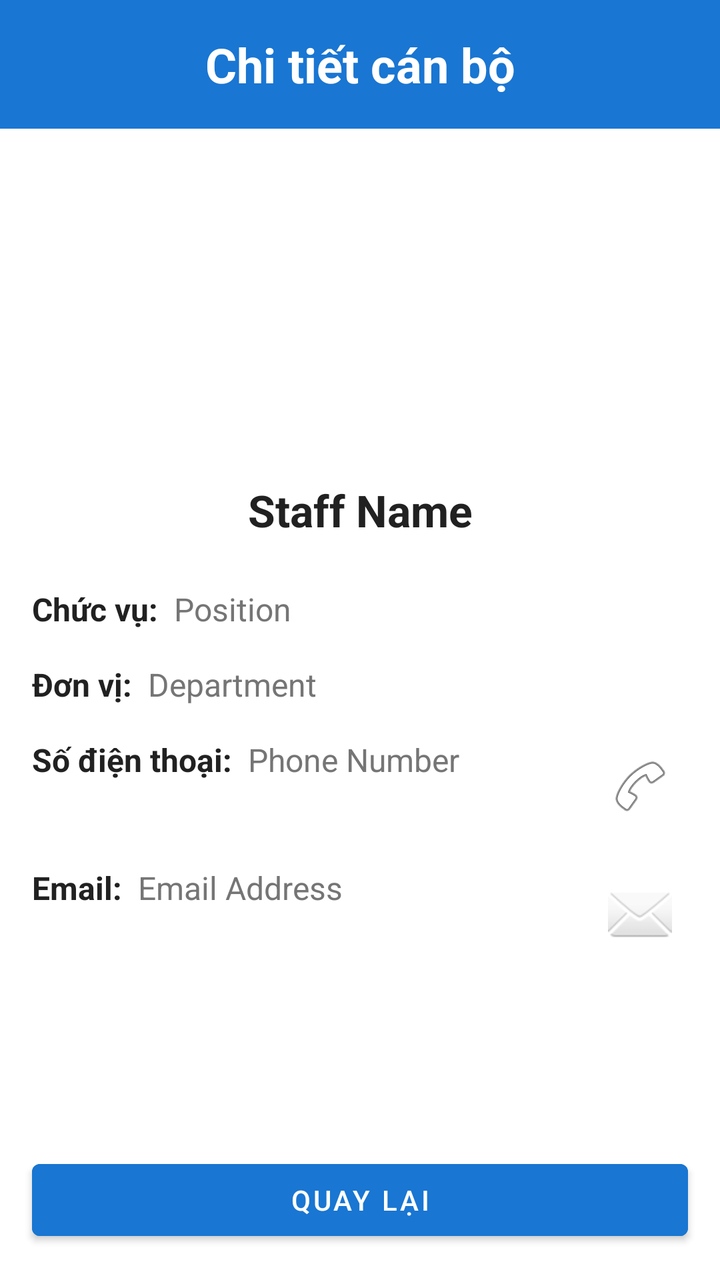
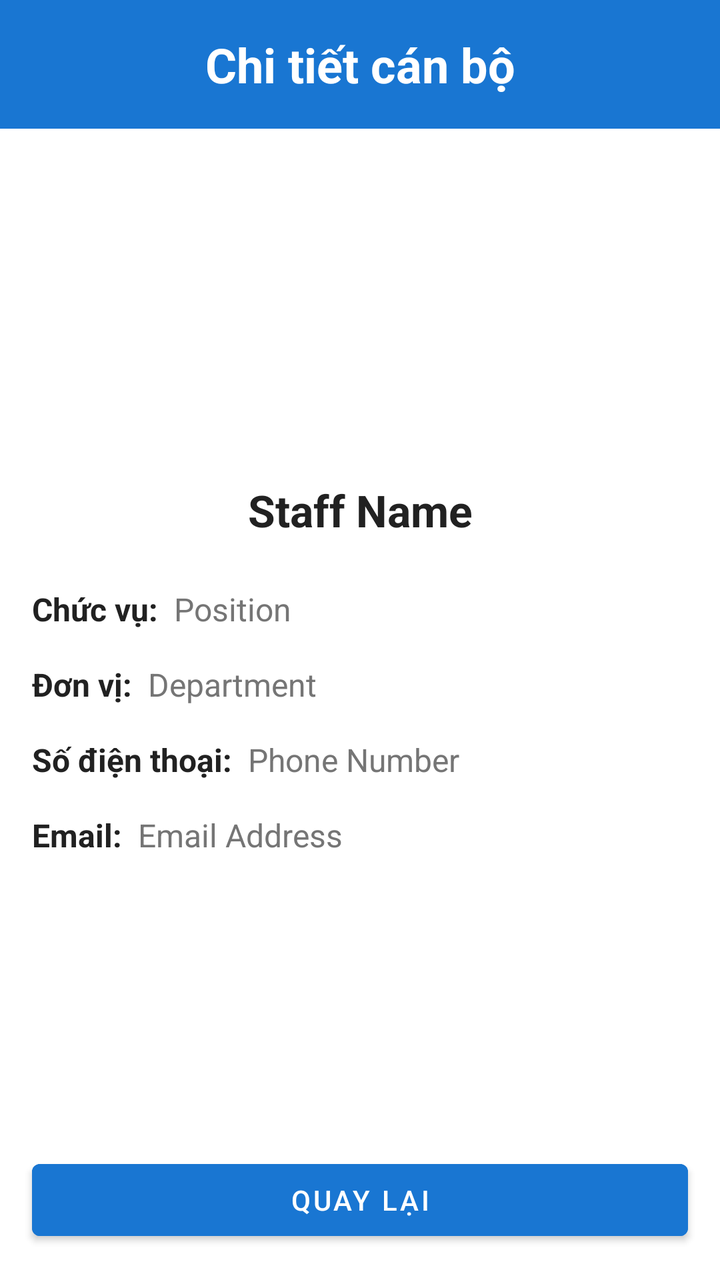

Two renders of the same Android screen: before a commit and after it. Below are the layout's source before the change and the commit's diff.
<!-- AndroidManifest.xml: application theme Theme.TLUContact -->
<!-- res/layout/activity_staff_detail.xml -->
<?xml version="1.0" encoding="utf-8"?>
<LinearLayout xmlns:android="http://schemas.android.com/apk/res/android"
    xmlns:app="http://schemas.android.com/apk/res-auto"
    android:layout_width="match_parent"
    android:layout_height="match_parent"
    android:orientation="vertical">

    <TextView
        android:layout_width="match_parent"
        android:layout_height="wrap_content"
        android:text="Chi tiết cán bộ"
        android:textSize="24sp"
        android:textStyle="bold"
        android:gravity="center"
        android:padding="16dp"
        android:background="@color/primary"
        android:textColor="@android:color/white"/>

    <ScrollView
        android:layout_width="match_parent"
        android:layout_height="0dp"
        android:layout_weight="1">

        <LinearLayout
            android:layout_width="match_parent"
            android:layout_height="wrap_content"
            android:orientation="vertical"
            android:padding="16dp">

            <ImageView
                android:id="@+id/detailImageView"
                android:layout_width="120dp"
                android:layout_height="120dp"
                android:layout_gravity="center_horizontal"
                android:layout_marginTop="16dp"
                android:layout_marginBottom="24dp"
                />

            <TextView
                android:id="@+id/detailNameTextView"
                android:layout_width="match_parent"
                android:layout_height="wrap_content"
                android:text="Staff Name"
                android:textSize="22sp"
                android:textStyle="bold"
                android:textColor="@color/text_primary"
                android:gravity="center"
                android:layout_marginBottom="24dp"/>

            <LinearLayout
                android:layout_width="match_parent"
                android:layout_height="wrap_content"
                android:orientation="horizontal"
                android:layout_marginBottom="16dp">

                <TextView
                    android:layout_width="wrap_content"
                    android:layout_height="wrap_content"
                    android:text="Chức vụ:"
                    android:textSize="16sp"
                    android:textStyle="bold"
                    android:textColor="@color/text_primary"/>

                <TextView
                    android:id="@+id/detailPositionTextView"
                    android:layout_width="match_parent"
                    android:layout_height="wrap_content"
                    android:text="Position"
                    android:textSize="16sp"
                    android:textColor="@color/text_secondary"
                    android:layout_marginStart="8dp"/>
            </LinearLayout>

            <LinearLayout
                android:layout_width="match_parent"
                android:layout_height="wrap_content"
                android:orientation="horizontal"
                android:layout_marginBottom="16dp">

                <TextView
                    android:layout_width="wrap_content"
                    android:layout_height="wrap_content"
                    android:text="Đơn vị:"
                    android:textSize="16sp"
                    android:textStyle="bold"
                    android:textColor="@color/text_primary"/>

                <TextView
                    android:id="@+id/detailDepartmentTextView"
                    android:layout_width="match_parent"
                    android:layout_height="wrap_content"
                    android:text="Department"
                    android:textSize="16sp"
                    android:textColor="@color/text_secondary"
                    android:layout_marginStart="8dp"/>
            </LinearLayout>

            <LinearLayout
                android:layout_width="match_parent"
                android:layout_height="wrap_content"
                android:orientation="horizontal"
                android:layout_marginBottom="16dp">

                <TextView
                    android:layout_width="wrap_content"
                    android:layout_height="wrap_content"
                    android:text="Số điện thoại:"
                    android:textSize="16sp"
                    android:textStyle="bold"
                    android:textColor="@color/text_primary"/>

                <TextView
                    android:id="@+id/detailPhoneTextView"
                    android:layout_width="0dp"
                    android:layout_height="wrap_content"
                    android:layout_weight="1"
                    android:text="Phone Number"
                    android:textSize="16sp"
                    android:textColor="@color/text_secondary"
                    android:layout_marginStart="8dp"/>

                <ImageButton
                    android:id="@+id/callButton"
                    android:layout_width="wrap_content"
                    android:layout_height="wrap_content"
                    android:src="@android:drawable/ic_menu_call"
                    android:contentDescription="Call"
                    android:background="?attr/selectableItemBackgroundBorderless"
                    android:padding="8dp"/>
            </LinearLayout>

            <LinearLayout
                android:layout_width="match_parent"
                android:layout_height="wrap_content"
                android:orientation="horizontal"
                android:layout_marginBottom="16dp">

                <TextView
                    android:layout_width="wrap_content"
                    android:layout_height="wrap_content"
                    android:text="Email:"
                    android:textSize="16sp"
                    android:textStyle="bold"
                    android:textColor="@color/text_primary"/>

                <TextView
                    android:id="@+id/detailEmailTextView"
                    android:layout_width="0dp"
                    android:layout_height="wrap_content"
                    android:layout_weight="1"
                    android:text="Email Address"
                    android:textSize="16sp"
                    android:textColor="@color/text_secondary"
                    android:layout_marginStart="8dp"/>

                <ImageButton
                    android:id="@+id/emailButton"
                    android:layout_width="wrap_content"
                    android:layout_height="wrap_content"
                    android:src="@android:drawable/ic_dialog_email"
                    android:contentDescription="Email"
                    android:background="?attr/selectableItemBackgroundBorderless"
                    android:padding="8dp"/>
            </LinearLayout>
        </LinearLayout>
    </ScrollView>

    <Button
        android:id="@+id/backButton"
        android:layout_width="match_parent"
        android:layout_height="wrap_content"
        android:text="Quay lại"
        android:layout_margin="16dp"
        android:backgroundTint="@color/primary"/>
</LinearLayout>
<!-- resources referenced by this layout -->
<resources>
  <color name="primary">#1976D2</color>
  <color name="text_primary">#212121</color>
  <color name="text_secondary">#757575</color>
  <style name="Theme.TLUContact" parent="Theme.MaterialComponents.DayNight.NoActionBar">
          
          <item name="colorPrimary">@color/primary</item>
          <item name="colorPrimaryVariant">@color/primary_dark</item>
          <item name="colorOnPrimary">@color/white</item>
          
          <item name="colorSecondary">@color/secondary</item>
          <item name="colorSecondaryVariant">@color/secondary</item>
          <item name="colorOnSecondary">@color/white</item>
          
          <item name="android:statusBarColor">?attr/colorPrimaryVariant</item>
          
      </style>
  <color name="primary_dark">#1565C0</color>
  <color name="white">#FFFFFF</color>
  <color name="secondary">#4CAF50</color>
</resources>

<!-- the commit's change to res/layout/activity_staff_detail.xml (unified diff, before → after) -->
@@ -118,15 +118,6 @@
                     android:textSize="16sp"
                     android:textColor="@color/text_secondary"
                     android:layout_marginStart="8dp"/>
-
-                <ImageButton
-                    android:id="@+id/callButton"
-                    android:layout_width="wrap_content"
-                    android:layout_height="wrap_content"
-                    android:src="@android:drawable/ic_menu_call"
-                    android:contentDescription="Call"
-                    android:background="?attr/selectableItemBackgroundBorderless"
-                    android:padding="8dp"/>
             </LinearLayout>
 
             <LinearLayout
@@ -152,15 +143,6 @@
                     android:textSize="16sp"
                     android:textColor="@color/text_secondary"
                     android:layout_marginStart="8dp"/>
-
-                <ImageButton
-                    android:id="@+id/emailButton"
-                    android:layout_width="wrap_content"
-                    android:layout_height="wrap_content"
-                    android:src="@android:drawable/ic_dialog_email"
-                    android:contentDescription="Email"
-                    android:background="?attr/selectableItemBackgroundBorderless"
-                    android:padding="8dp"/>
             </LinearLayout>
         </LinearLayout>
     </ScrollView>
